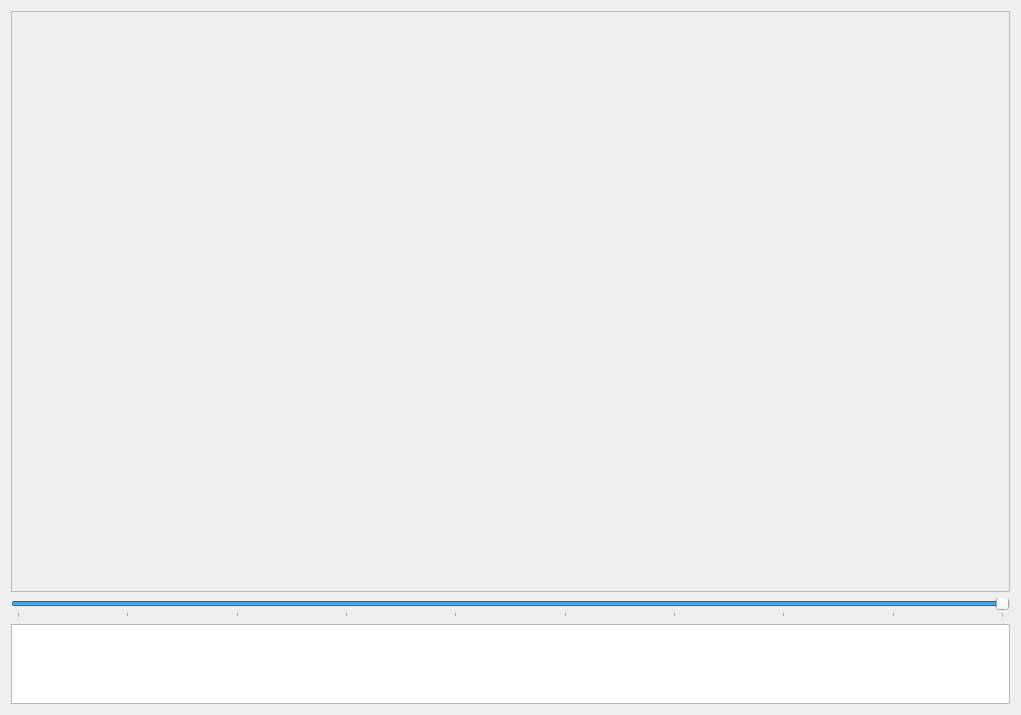
The window that GUI_UIs/ui_dialog_view_image.ui (ccbogel/QualCoder) describes before a commit, drawn with Qt 5.
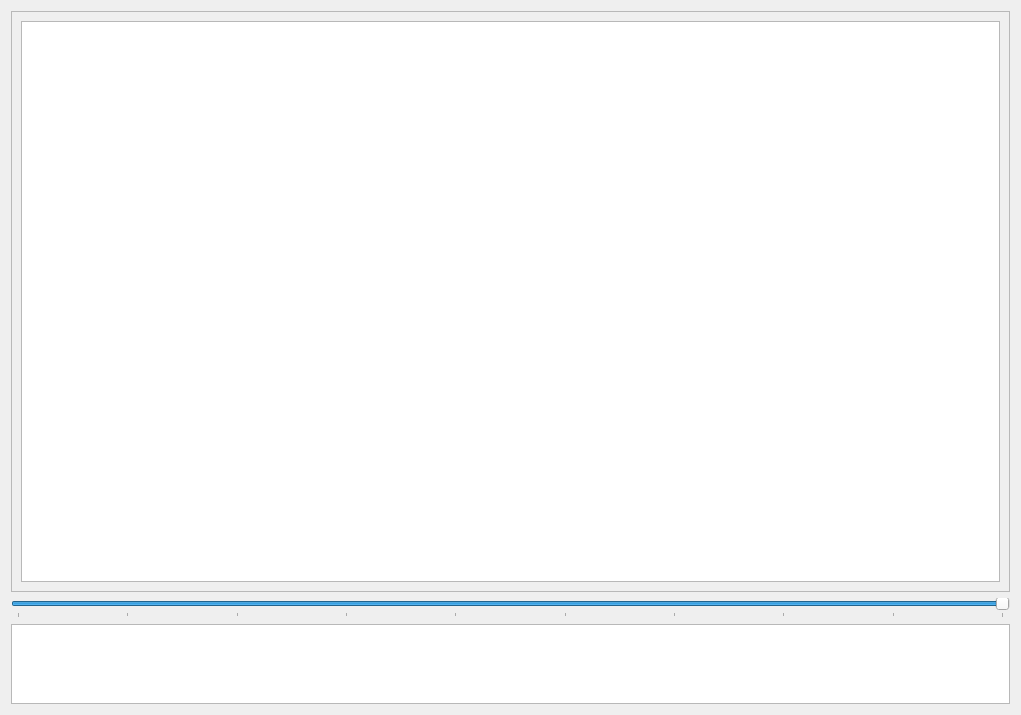
The same window after the commit.

Patch:
```diff
--- a/GUI_UIs/ui_dialog_view_image.ui
+++ b/GUI_UIs/ui_dialog_view_image.ui
@@ -63,6 +63,11 @@
         <height>583</height>
        </rect>
       </property>
+      <layout class="QGridLayout" name="gridLayout_2">
+       <item row="0" column="0">
+        <widget class="QGraphicsView" name="graphicsView"/>
+       </item>
+      </layout>
      </widget>
     </widget>
    </item>
```
